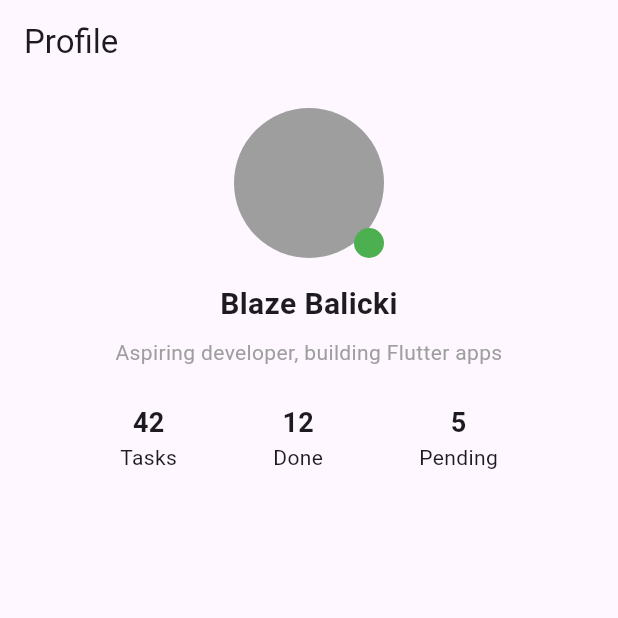
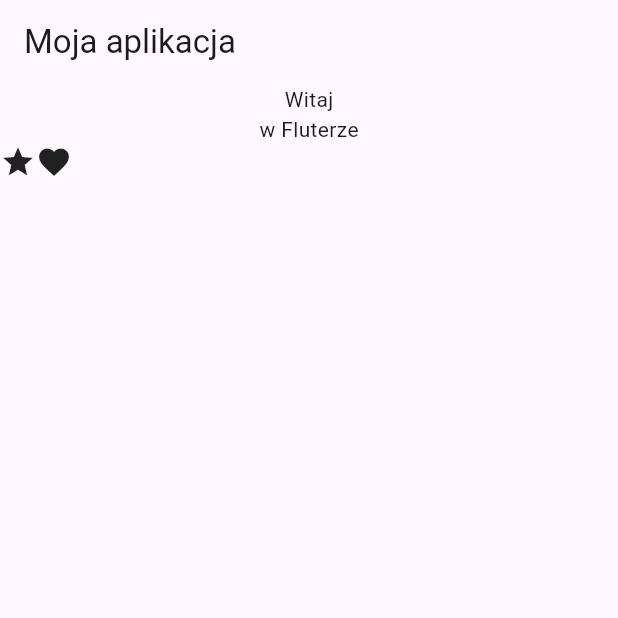
Before and after one commit to Konyszo/Flutter, a Flutter app: the screen it shows after launch, on a phone screen of 412 x 824 dp, the top half of it. Run offline on Flutter 3.47's test engine with Material 3 defaults, Android fonts, the phone set to English and light mode, and no system bars.

Commit message:
Widget jako koncept Zad.2

```diff
--- a/learning1/lib/main.dart
+++ b/learning1/lib/main.dart
@@ -12,94 +12,19 @@
     return MaterialApp(
       home: Scaffold(
         appBar: AppBar(
-          title: Text('Profile'),
+          title: Text('Moja aplikacja'),
         ),
-        body: Padding(
-          padding: EdgeInsets.all(16),
-          child: Column(
-            children: [
-              Center(
-                child: Stack(
-                  children: [
-                    Container(
-                      width: 100,
-                      height: 100,
-                      decoration: BoxDecoration(
-                        color: Colors.grey,
-                        shape: BoxShape.circle,
-                      ),
-                    ),
-                    Positioned(
-                      bottom: 0,
-                      right: 0,
-                      child: Container(
-                        width: 20,
-                        height: 20,
-                        decoration: BoxDecoration(
-                          color: Colors.green,
-                          shape: BoxShape.circle,
-                        ),
-                      ),
-                    ),
-                  ],
-                ),
-              ),
-              SizedBox(height: 16),
-              Text(
-                'Blaze Balicki',
-                textAlign: TextAlign.center,
-                style: TextStyle(fontSize: 20, fontWeight: FontWeight.bold),
-              ),
-              SizedBox(height: 8),
-              Text(
-                'Aspiring developer, building Flutter apps',
-                textAlign: TextAlign.center,
-                style: TextStyle(fontSize: 14, color: Colors.grey),
-              ),
-              SizedBox(height: 24),
-              Row(
-                mainAxisAlignment: MainAxisAlignment.spaceEvenly,
-                children: [
-                  Column(
-                    children: [
-                      Text(
-                        '42',
-                        style: TextStyle(
-                          fontSize: 18,
-                          fontWeight: FontWeight.bold,
-                        ),
-                      ),
-                      Text('Tasks'),
-                    ],
-                  ),
-                  Column(
-                    children: [
-                      Text(
-                        '12',
-                        style: TextStyle(
-                          fontSize: 18,
-                          fontWeight: FontWeight.bold,
-                        ),
-                      ),
-                      Text('Done'),
-                    ],
-                  ),
-                  Column(
-                    children: [
-                      Text(
-                        '5',
-                        style: TextStyle(
-                          fontSize: 18,
-                          fontWeight: FontWeight.bold,
-                        ),
-                      ),
-                      Text('Pending'),
-                    ],
-                  ),
-                ],
-              ),
-            ],
-          ), // tymczasowo, zaraz zamienimy na Column
+        body: Column(
+          children: [
+            Text("Witaj"),
+            Text('w Fluterze'),
+            Row(
+              children: [
+                Icon(Icons.star),
+                Icon(Icons.favorite),
+              ],
+            ),
+          ],
         ),
       ),
     );
```
